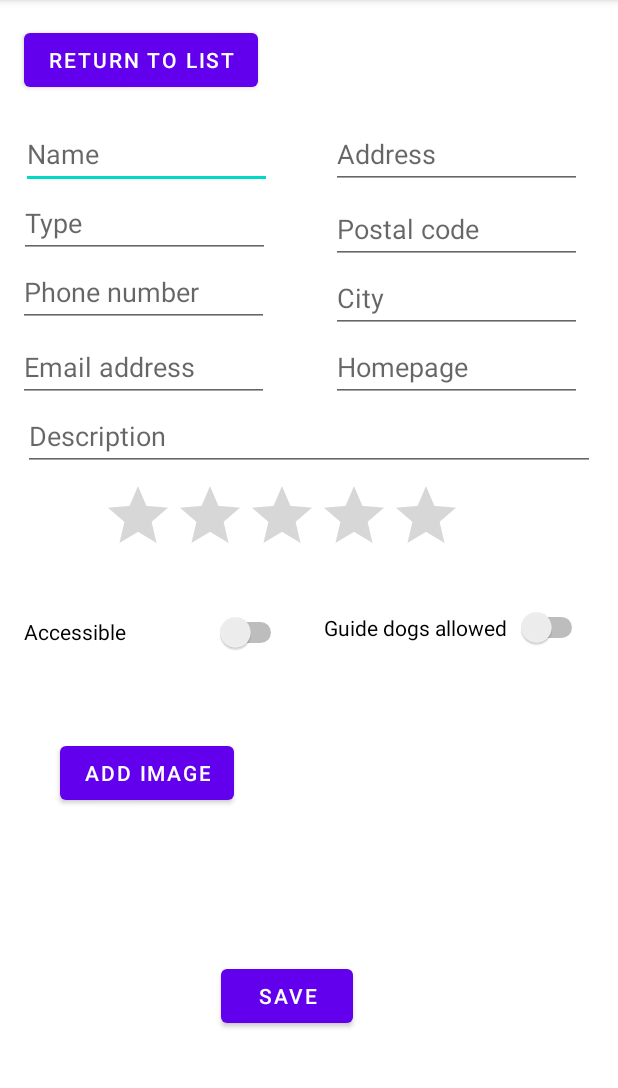
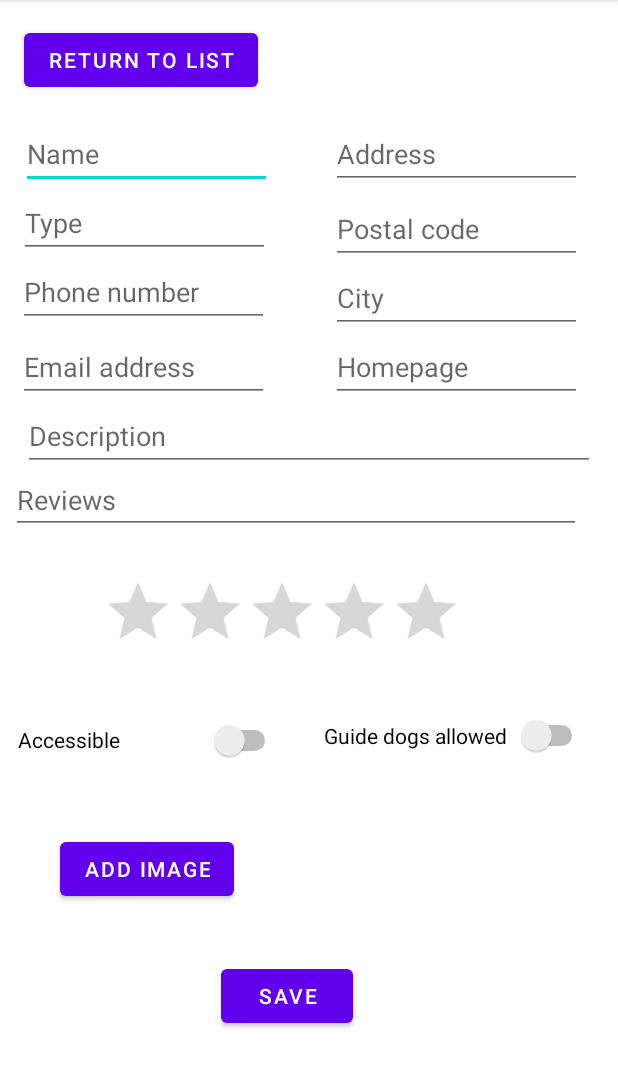
Before and after one commit to liber09/AxezzibleRestaurants, an Android app: the AddNewRestaurant screen opened directly, with no data from a screen before it, on a phone screen of 412 x 824 dp, the part 84-1172 px from its top. Run offline under Robolectric (Android 15) with nearby library versions, the phone set to English and light mode, and no system bars; our stand-ins replace Firebase (no records; nobody signed in at launch, a user with empty details on screens opened directly).

Commit message:
Added posibillity to add review when adding restaurant

```diff
--- a/app/src/main/java/com/example/axezziblerestaurants/AddNewRestaurant.kt
+++ b/app/src/main/java/com/example/axezziblerestaurants/AddNewRestaurant.kt
@@ -94,7 +94,8 @@ class AddNewRestaurant : AppCompatActivity() {
             val emailAddress = findViewById<EditText>(R.id.eMailEditText).text.toString()
             val webUrl = findViewById<EditText>(R.id.WebUrlEditText).text.toString()
             val description = findViewById<EditText>(R.id.descriptionEditText).text.toString()
-            val restaurant = Restaurant(name,type,guideDogsAllowed,accessible,address,postalCode,city,"",rating,phoneNumber,emailAddress, webUrl, description)
+            val review = findViewById<EditText>(R.id.addNewReviewEditText).text.toString()
+            val restaurant = Restaurant(name,type,guideDogsAllowed,accessible,address,postalCode,city,"",rating,phoneNumber,emailAddress, webUrl, description, review)
             db.collection("restaurants").add(restaurant) //Add restaurant to database
             finish()
         }else{
--- a/app/src/main/res/layout/activity_add_new_restaurant.xml
+++ b/app/src/main/res/layout/activity_add_new_restaurant.xml
@@ -94,7 +94,7 @@
         style="@style/Widget.AppCompat.RatingBar"
         android:layout_width="241dp"
         android:layout_height="55dp"
-        android:layout_marginTop="148dp"
+        android:layout_marginTop="212dp"
         android:max="5"
         android:min="0"
         android:numStars="5"
@@ -105,32 +105,11 @@
         app:layout_constraintStart_toStartOf="parent"
         app:layout_constraintTop_toBottomOf="@+id/typeEditText" />
 
-    <Button
-        android:id="@+id/addImageButton"
-        android:layout_width="wrap_content"
-        android:layout_height="wrap_content"
-        android:layout_marginTop="52dp"
-        android:text="@string/addImage"
-        app:layout_constraintEnd_toEndOf="parent"
-        app:layout_constraintHorizontal_bias="0.136"
-        app:layout_constraintStart_toStartOf="parent"
-        app:layout_constraintTop_toBottomOf="@+id/accessibleSwitch" />
-
-    <Switch
-        android:id="@+id/guideDogsAllowedSwitch"
-        android:layout_width="176dp"
-        android:layout_height="30dp"
-        android:layout_marginTop="28dp"
-        android:layout_marginEnd="20dp"
-        android:text="@string/guideDogsAllowed"
-        app:layout_constraintEnd_toEndOf="parent"
-        app:layout_constraintTop_toBottomOf="@+id/addNewRating" />
-
     <ImageView
         android:id="@+id/addRestaurantImage"
         android:layout_width="126dp"
         android:layout_height="122dp"
-        android:layout_marginTop="16dp"
+        android:layout_marginTop="8dp"
         app:layout_constraintEnd_toEndOf="parent"
         app:layout_constraintHorizontal_bias="0.736"
         app:layout_constraintStart_toStartOf="parent"
@@ -141,11 +120,32 @@
         android:id="@+id/accessibleSwitch"
         android:layout_width="175dp"
         android:layout_height="36dp"
-        android:layout_marginStart="16dp"
-        android:layout_marginTop="28dp"
+        android:layout_marginStart="12dp"
+        android:layout_marginTop="36dp"
         android:text="@string/accessible"
         app:layout_constraintStart_toStartOf="parent"
         app:layout_constraintTop_toBottomOf="@+id/addNewRating" />
+
+    <Switch
+        android:id="@+id/guideDogsAllowedSwitch"
+        android:layout_width="176dp"
+        android:layout_height="30dp"
+        android:layout_marginTop="36dp"
+        android:layout_marginEnd="20dp"
+        android:text="@string/guideDogsAllowed"
+        app:layout_constraintEnd_toEndOf="parent"
+        app:layout_constraintTop_toBottomOf="@+id/addNewRating" />
+
+    <Button
+        android:id="@+id/addImageButton"
+        android:layout_width="wrap_content"
+        android:layout_height="wrap_content"
+        android:layout_marginTop="44dp"
+        android:text="@string/addImage"
+        app:layout_constraintEnd_toEndOf="parent"
+        app:layout_constraintHorizontal_bias="0.136"
+        app:layout_constraintStart_toStartOf="parent"
+        app:layout_constraintTop_toBottomOf="@+id/accessibleSwitch" />
 
     <Button
         android:id="@+id/saveButton"
@@ -195,4 +195,16 @@
         app:layout_constraintStart_toStartOf="parent"
         app:layout_constraintTop_toBottomOf="@+id/WebUrlEditText" />
 
+    <EditText
+        android:id="@+id/addNewReviewEditText"
+        android:layout_width="380dp"
+        android:layout_height="42dp"
+        android:ems="10"
+        android:hint="@string/reviews"
+        android:inputType="textPersonName"
+        app:layout_constraintEnd_toEndOf="parent"
+        app:layout_constraintHorizontal_bias="0.225"
+        app:layout_constraintStart_toStartOf="parent"
+        app:layout_constraintTop_toBottomOf="@+id/descriptionEditText" />
+
 </androidx.constraintlayout.widget.ConstraintLayout>
```
Also changed, not shown: app/src/main/java/com/example/axezziblerestaurants/reviewActivity.kt (+5 -6 lines).
